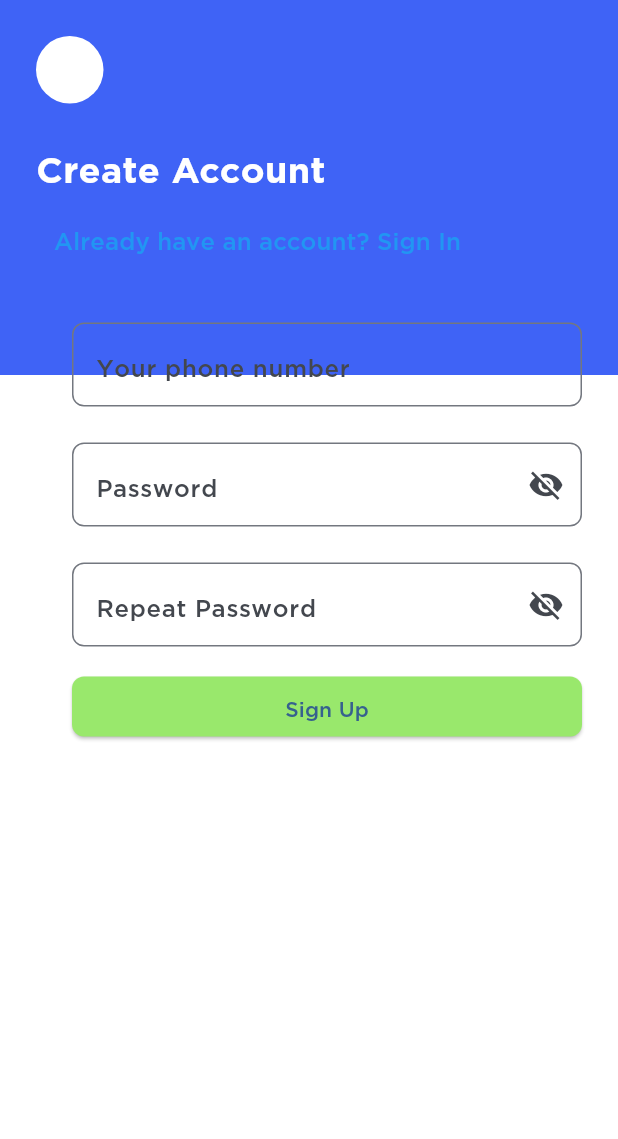
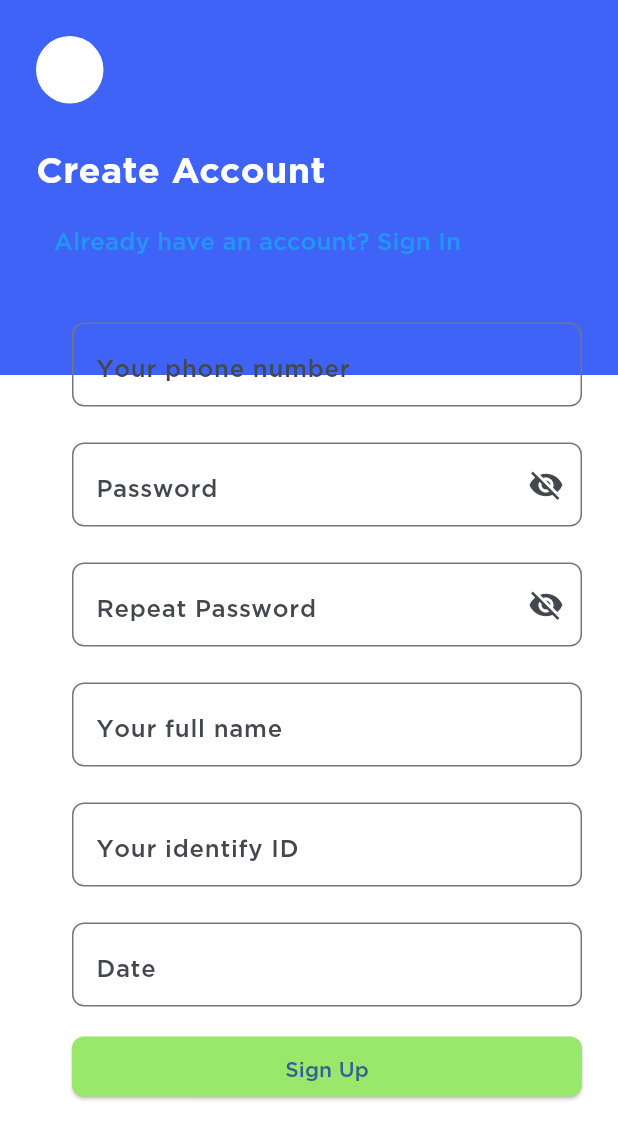
Before and after one commit to hiepchau/NFCEWallet, a Flutter app: the screen it shows after launch, after a tap on "Don’t have an account? Create Account", on a phone screen of 412 x 824 dp. Shown: the top 1139 px of the screen. Run offline on Flutter 3.47's test engine with Material 2 defaults, Android fonts, the phone set to English and light mode, and no system bars; our stand-ins replace animated_bottom_navigation_bar, barcode_widget, bloc, dio, equatable, event_bus and 16 more; missing offline and left inert: barcode_scan2; generated files the repository leaves out were written again.

Commit message:
add field signup, add login api

```diff
--- a/lib/data/repositories/authenticator.dart
+++ b/lib/data/repositories/authenticator.dart
@@ -27,7 +27,7 @@ class Authenticator {
     return _appService
         .login(_requestFactory.createLogin(username, password))
         .then((http) async {
-      print(http.response.statusCode);
+      print("LOGIN: $http.response.statusCode");
       if (http.response.statusCode != 200) {
         return false;
       }
--- a/lib/main.dart
+++ b/lib/main.dart
@@ -2,16 +2,16 @@ import 'package:flutter/foundation.dart';
 import 'package:flutter/material.dart';
 import 'package:flutter_localizations/flutter_localizations.dart';
 import 'package:flutter_screenutil/flutter_screenutil.dart';
+import 'package:flutter_smart_dialog/flutter_smart_dialog.dart';
 import 'package:nfc_e_wallet/l10n/l10n.dart';
 import 'package:nfc_e_wallet/ui/screen/app_navigator.dart';
 import 'package:nfc_e_wallet/ui/screen/authenticate/login/authenticate_page.dart';
-import 'package:nfc_e_wallet/ui/screen/authenticate/login/login_page.dart';
-
 import 'dependency.dart';
 
 void main() async {
+  WidgetsFlutterBinding.ensureInitialized();
   AppNav.init();
-  // await configureDependencies();
+  await configureDependencies();
   runApp(ScreenUtilInit(
       designSize: kIsWeb ? const Size(790, 620) : const Size(390, 800),
       builder: (context, child) {
@@ -28,6 +28,7 @@ void main() async {
                   color: Colors.black,
                 ),
               )),
+          builder: FlutterSmartDialog.init(),
           debugShowCheckedModeBanner: false,
           localizationsDelegates: [
             L10n.delegate,
--- a/lib/ui/screen/authenticate/signup/signup_screen.dart
+++ b/lib/ui/screen/authenticate/signup/signup_screen.dart
@@ -5,7 +5,6 @@ import '../../../../utils/toast_helper.dart';
 import '../../../style/color.dart';
 import '../../otp/otp_screen.dart';
 import 'signup_bloc.dart';
-
 
 class SignUpPage extends StatelessWidget {
   @override
@@ -122,6 +121,49 @@ class _SignUpFormState extends State<SignUpForm> {
                           onChanged: (value) {
                           },
                         ),
+                        SizedBox(height: 24.0),
+                        TextField(
+                          controller: _fullNameController,
+                          decoration: InputDecoration(
+                            hintText: 'Your full name',
+                            border: OutlineInputBorder(borderRadius: BorderRadius.circular(8.0)),
+                          ),
+                          onChanged: (value) {
+                          },
+                        ),
+                        SizedBox(height: 24.0),
+                        TextField(
+                          controller: _identifyIDController,
+                          decoration: InputDecoration(
+                            hintText: 'Your identify ID',
+                            border: OutlineInputBorder(borderRadius: BorderRadius.circular(8.0)),
+                          ),
+                          onChanged: (value) {
+                          },
+                        ),
+                        SizedBox(height: 24.0),
+                        GestureDetector(
+                          onTap: () async {
+                            final DateTime? pickedDate = await showDatePicker(
+                              context: context,
+                              initialDate: _dob,
+                              firstDate: DateTime(1900),
+                              lastDate: DateTime.now(),
+                            );
+                            if (pickedDate != null && pickedDate != _dob)
+                              setState(() {
+                                _dob = pickedDate;
+                              });
+                          },
+                          child: AbsorbPointer(
+                            child: TextField(
+                              decoration: InputDecoration(
+                                hintText: 'Date of Birth ${_dob.toLocal()}'.split(' ')[0],
+                                border: OutlineInputBorder(borderRadius: BorderRadius.circular(8.0)),
+                              ),
+                            ),
+                          ),
+                        ),
                         SizedBox(height: 16),
                         Container(
                           width: double.infinity,
```
Also changed, not shown: lib/ui/screen/authenticate/login/authenticate_bloc.dart (+13 -10 lines), lib/ui/screen/authenticate/login/login_page.dart (+15 -0 lines).
